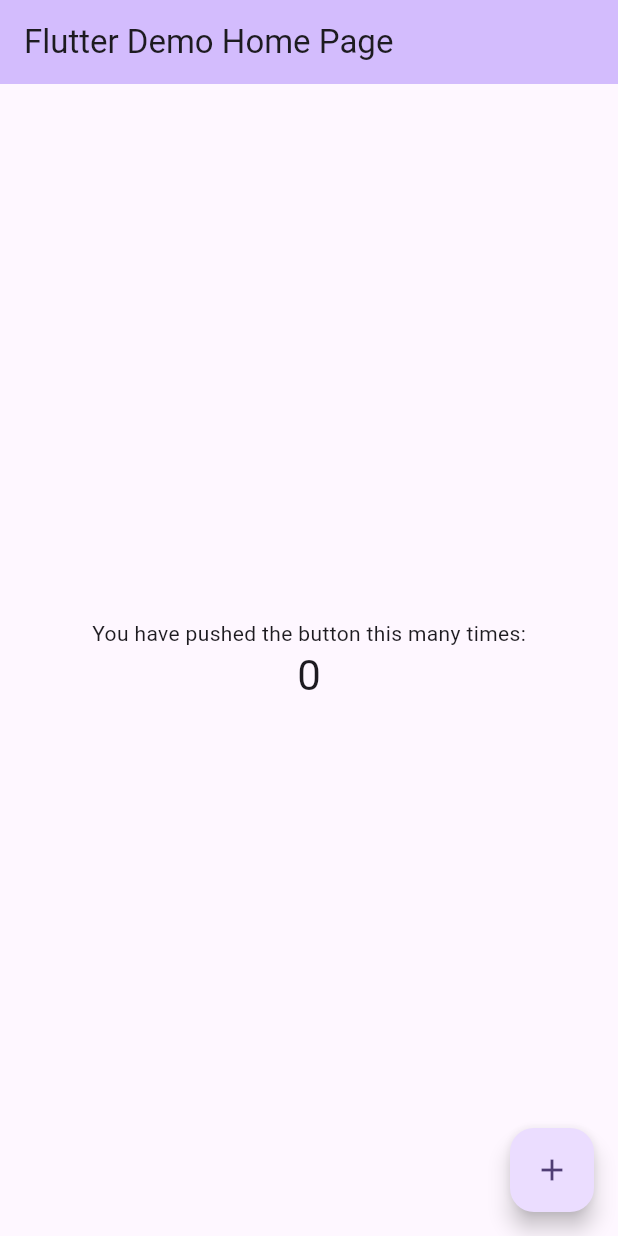
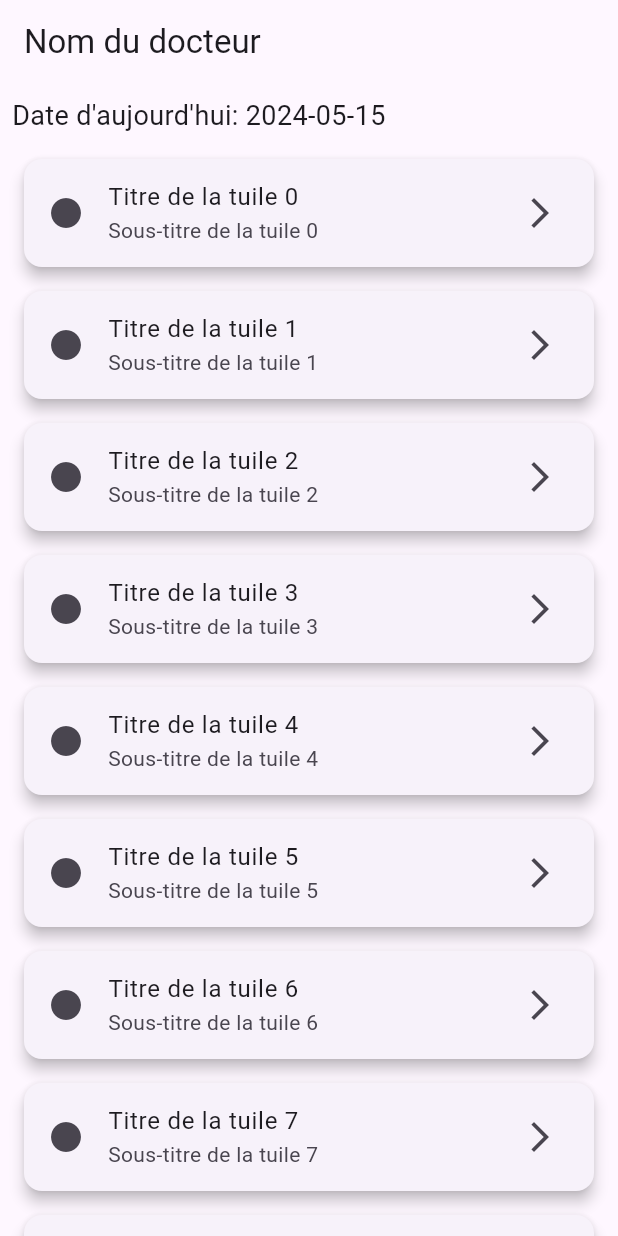
Before and after one commit to VincePaulin/SoigneMoiMobile, a Flutter app: the screen it shows after launch, on a phone screen of 412 x 824 dp. Run offline on Flutter 3.47's test engine with Material 3 defaults, Android fonts, the light colour scheme and no system bars; our stand-ins replace go_router.

Commit message:
feat: route with home page list view

```diff
--- /dev/null
+++ b/lib/config/routes.dart
@@ -0,0 +1,49 @@
+import 'dart:async';
+
+import 'package:flutter/material.dart';
+import 'package:go_router/go_router.dart';
+import 'package:soigne_moi_mobile/screens/home_page.dart';
+import 'package:soigne_moi_mobile/utils/screen_size.dart';
+
+abstract class AppRoutes {
+  AppRoutes();
+
+  static final List<RouteBase> routes = [
+    GoRoute(
+      path: '/',
+      pageBuilder: (context, state) => defaultPageBuilder(
+        context,
+        state,
+        HomePage(),
+      ),
+    ),
+    GoRoute(
+      path: '/home',
+      pageBuilder: (context, state) => defaultPageBuilder(
+        context,
+        state,
+        HomePage(),
+      ),
+    ),
+  ];
+
+  static Page defaultPageBuilder(
+    BuildContext context,
+    GoRouterState state,
+    Widget child,
+  ) =>
+      ScreenSizeUtil.isSmallScreen(context)
+          ? CustomTransitionPage(
+              key: state.pageKey,
+              restorationId: state.pageKey.value,
+              child: child,
+              transitionsBuilder:
+                  (context, animation, secondaryAnimation, child) =>
+                      FadeTransition(opacity: animation, child: child),
+            )
+          : MaterialPage(
+              key: state.pageKey,
+              restorationId: state.pageKey.value,
+              child: child,
+            );
+}
--- a/lib/main.dart
+++ b/lib/main.dart
@@ -1,4 +1,7 @@
 import 'package:flutter/material.dart';
+import 'package:go_router/go_router.dart';
+
+import 'config/routes.dart';
 
 void main() {
   runApp(const MyApp());
@@ -7,119 +10,18 @@
 class MyApp extends StatelessWidget {
   const MyApp({super.key});
 
+  static final GoRouter router = GoRouter(routes: AppRoutes.routes);
+
   // This widget is the root of your application.
   @override
   Widget build(BuildContext context) {
-    return MaterialApp(
-      title: 'Flutter Demo',
+    return MaterialApp.router(
+      title: 'Soigne Moi',
+      routerConfig: router,
       theme: ThemeData(
-        // This is the theme of your application.
-        //
-        // TRY THIS: Try running your application with "flutter run". You'll see
-        // the application has a purple toolbar. Then, without quitting the app,
-        // try changing the seedColor in the colorScheme below to Colors.green
-        // and then invoke "hot reload" (save your changes or press the "hot
-        // reload" button in a Flutter-supported IDE, or press "r" if you used
-        // the command line to start the app).
-        //
-        // Notice that the counter didn't reset back to zero; the application
-        // state is not lost during the reload. To reset the state, use hot
-        // restart instead.
-        //
-        // This works for code too, not just values: Most code changes can be
-        // tested with just a hot reload.
-        colorScheme: ColorScheme.fromSeed(seedColor: Colors.deepPurple),
+        //colorScheme: ColorScheme.fromSeed(seedColor: AppColors.accentColor),
         useMaterial3: true,
       ),
-      home: const MyHomePage(title: 'Flutter Demo Home Page'),
     );
   }
 }
-
-class MyHomePage extends StatefulWidget {
-  const MyHomePage({super.key, required this.title});
-
-  // This widget is the home page of your application. It is stateful, meaning
-  // that it has a State object (defined below) that contains fields that affect
-  // how it looks.
-
-  // This class is the configuration for the state. It holds the values (in this
-  // case the title) provided by the parent (in this case the App widget) and
-  // used by the build method of the State. Fields in a Widget subclass are
-  // always marked "final".
-
-  final String title;
-
-  @override
-  State<MyHomePage> createState() => _MyHomePageState();
-}
-
-class _MyHomePageState extends State<MyHomePage> {
-  int _counter = 0;
-
-  void _incrementCounter() {
-    setState(() {
-      // This call to setState tells the Flutter framework that something has
-      // changed in this State, which causes it to rerun the build method below
-      // so that the display can reflect the updated values. If we changed
-      // _counter without calling setState(), then the build method would not be
-      // called again, and so nothing would appear to happen.
-      _counter++;
-    });
-  }
-
-  @override
-  Widget build(BuildContext context) {
-    // This method is rerun every time setState is called, for instance as done
-    // by the _incrementCounter method above.
-    //
-    // The Flutter framework has been optimized to make rerunning build methods
-    // fast, so that you can just rebuild anything that needs updating rather
-    // than having to individually change instances of widgets.
-    return Scaffold(
-      appBar: AppBar(
-        // TRY THIS: Try changing the color here to a specific color (to
-        // Colors.amber, perhaps?) and trigger a hot reload to see the AppBar
-        // change color while the other colors stay the same.
-        backgroundColor: Theme.of(context).colorScheme.inversePrimary,
-        // Here we take the value from the MyHomePage object that was created by
-        // the App.build method, and use it to set our appbar title.
-        title: Text(widget.title),
-      ),
-      body: Center(
-        // Center is a layout widget. It takes a single child and positions it
-        // in the middle of the parent.
-        child: Column(
-          // Column is also a layout widget. It takes a list of children and
-          // arranges them vertically. By default, it sizes itself to fit its
-          // children horizontally, and tries to be as tall as its parent.
-          //
-          // Column has various properties to control how it sizes itself and
-          // how it positions its children. Here we use mainAxisAlignment to
-          // center the children vertically; the main axis here is the vertical
-          // axis because Columns are vertical (the cross axis would be
-          // horizontal).
-          //
-          // TRY THIS: Invoke "debug painting" (choose the "Toggle Debug Paint"
-          // action in the IDE, or press "p" in the console), to see the
-          // wireframe for each widget.
-          mainAxisAlignment: MainAxisAlignment.center,
-          children: <Widget>[
-            const Text(
-              'You have pushed the button this many times:',
-            ),
-            Text(
-              '$_counter',
-              style: Theme.of(context).textTheme.headlineMedium,
-            ),
-          ],
-        ),
-      ),
-      floatingActionButton: FloatingActionButton(
-        onPressed: _incrementCounter,
-        tooltip: 'Increment',
-        child: const Icon(Icons.add),
-      ), // This trailing comma makes auto-formatting nicer for build methods.
-    );
-  }
-}
--- /dev/null
+++ b/lib/screens/home_page.dart
@@ -0,0 +1,55 @@
+import 'package:flutter/material.dart';
+
+class HomePage extends StatelessWidget {
+  const HomePage({super.key});
+
+  @override
+  Widget build(BuildContext context) {
+    return MaterialApp(
+      home: Scaffold(
+        appBar: AppBar(
+          title: Row(
+            children: [
+              Text('Nom du docteur'),
+              Spacer(),
+              //Icon(Icons.logo),
+            ],
+          ),
+        ),
+        body: Column(
+          crossAxisAlignment: CrossAxisAlignment.start,
+          children: [
+            Padding(
+              padding: const EdgeInsets.all(8.0),
+              child: Text(
+                'Date d\'aujourd\'hui: ${DateTime.now().toString().split(' ')[0]}',
+                style: TextStyle(fontSize: 18),
+              ),
+            ),
+            Expanded(
+              child: ListView.builder(
+                itemCount: 10,
+                itemBuilder: (context, index) {
+                  return Card(
+                    elevation: 4, // Raising for shadow effect
+                    margin:
+                        const EdgeInsets.symmetric(vertical: 8, horizontal: 16),
+                    child: ListTile(
+                      title: Text('Titre de la tuile $index'),
+                      subtitle: Text('Sous-titre de la tuile $index'),
+                      leading: const Icon(Icons.circle),
+                      trailing: const Icon(Icons.arrow_forward_ios),
+                      onTap: () {
+                        // Action to be taken when the ListTile is clicked
+                      },
+                    ),
+                  );
+                },
+              ),
+            ),
+          ],
+        ),
+      ),
+    );
+  }
+}
```
